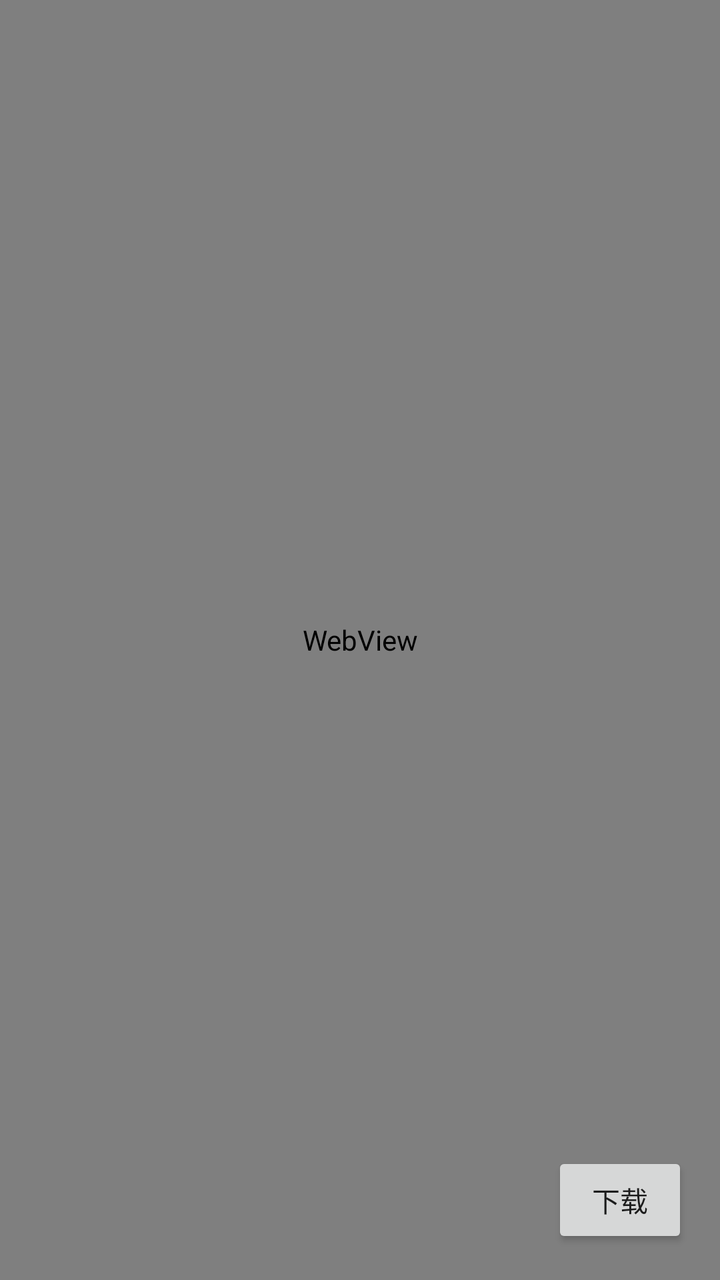
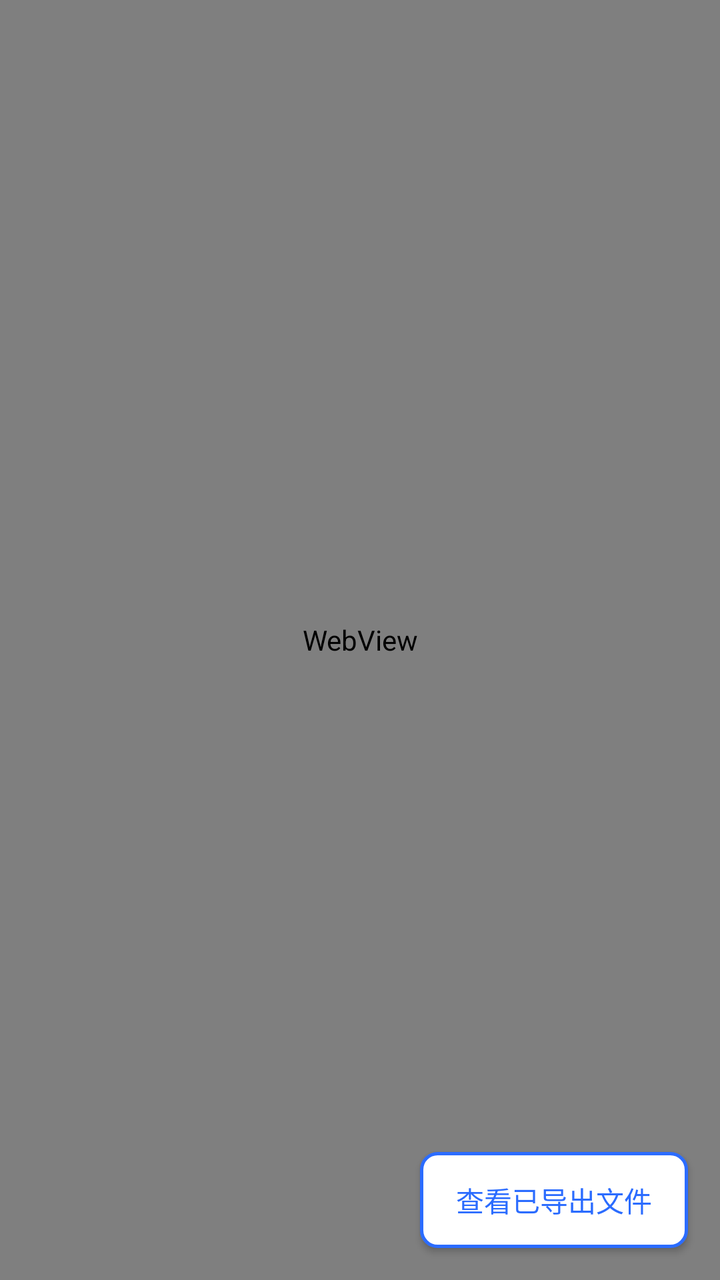

The first picture is an Android layout as it rendered before a commit; the second is the same layout after the commit. The layout source and the unified diff follow.
<!-- AndroidManifest.xml: application theme Theme.WCBridge -->
<!-- res/layout/activity_bridge.xml -->
<?xml version="1.0" encoding="utf-8"?>
<FrameLayout xmlns:android="http://schemas.android.com/apk/res/android"
    android:layout_width="match_parent"
    android:layout_height="match_parent"
    android:background="#FFFFFF">

    <WebView
        android:id="@+id/webview"
        android:layout_width="match_parent"
        android:layout_height="match_parent" />

    
    <LinearLayout
        android:id="@+id/error_box"
        android:layout_width="match_parent"
        android:layout_height="match_parent"
        android:orientation="vertical"
        android:gravity="center"
        android:padding="24dp"
        android:visibility="gone"
        android:background="#FAFAFA">

        <TextView
            android:id="@+id/tv_error"
            android:layout_width="match_parent"
            android:layout_height="wrap_content"
            android:textSize="14sp"
            android:textColor="#333333"
            android:lineSpacingMultiplier="1.3"
            android:gravity="center" />

        <Button
            android:id="@+id/btn_retry"
            android:layout_width="wrap_content"
            android:layout_height="wrap_content"
            android:layout_marginTop="20dp"
            android:text="重试" />

        <Button
            android:id="@+id/btn_settings"
            android:layout_width="wrap_content"
            android:layout_height="wrap_content"
            android:layout_marginTop="8dp"
            android:text="打开设置" />

    </LinearLayout>

    

    
    <Button
        android:id="@+id/btn_downloads"
        android:layout_width="wrap_content"
        android:layout_height="wrap_content"
        android:layout_gravity="bottom|end"
        android:layout_margin="16dp"
        android:minWidth="0dp"
        android:paddingStart="20dp"
        android:paddingEnd="20dp"
        android:text="下载"
        android:textSize="14sp" />

</FrameLayout>
<!-- resources referenced by this layout -->
<resources>
  <style name="Theme.WCBridge" parent="android:Theme.Material.Light.NoActionBar">
      </style>
</resources>

<!-- the commit's change to res/layout/activity_bridge.xml (unified diff, before → after) -->
@@ -55,9 +55,11 @@
         android:layout_gravity="bottom|end"
         android:layout_margin="16dp"
         android:minWidth="0dp"
-        android:paddingStart="20dp"
-        android:paddingEnd="20dp"
-        android:text="下载"
-        android:textSize="14sp" />
+        android:paddingStart="18dp"
+        android:paddingEnd="18dp"
+        android:text="查看已导出文件"
+        android:textSize="14sp"
+        android:textColor="@color/brand"
+        android:background="@drawable/btn_blue_border" />
 
 </FrameLayout>
<!-- resource entries referenced after the edit -->
@@ -1,6 +1,26 @@
 <!-- resources referenced by this layout -->
 <resources>
+  <color name="brand">#2b6cff</color>
+  <!-- drawable btn_blue_border (drawable) -->
+  <?xml version="1.0" encoding="utf-8"?>
+  <selector xmlns:android="http://schemas.android.com/apk/res/android">
+      <item android:state_pressed="true">
+          <shape android:shape="rectangle">
+              <solid android:color="#e8f0fe" />
+              <stroke android:width="1.5dp" android:color="@color/brand" />
+              <corners android:radius="8dp" />
+          </shape>
+      </item>
+      <item>
+          <shape android:shape="rectangle">
+              <solid android:color="@color/white" />
+              <stroke android:width="1.5dp" android:color="@color/brand" />
+              <corners android:radius="8dp" />
+          </shape>
+      </item>
+  </selector>
   <style name="Theme.WCBridge" parent="android:Theme.Material.Light.NoActionBar">
       </style>
+  <color name="white">#ffffff</color>
 </resources>
 
